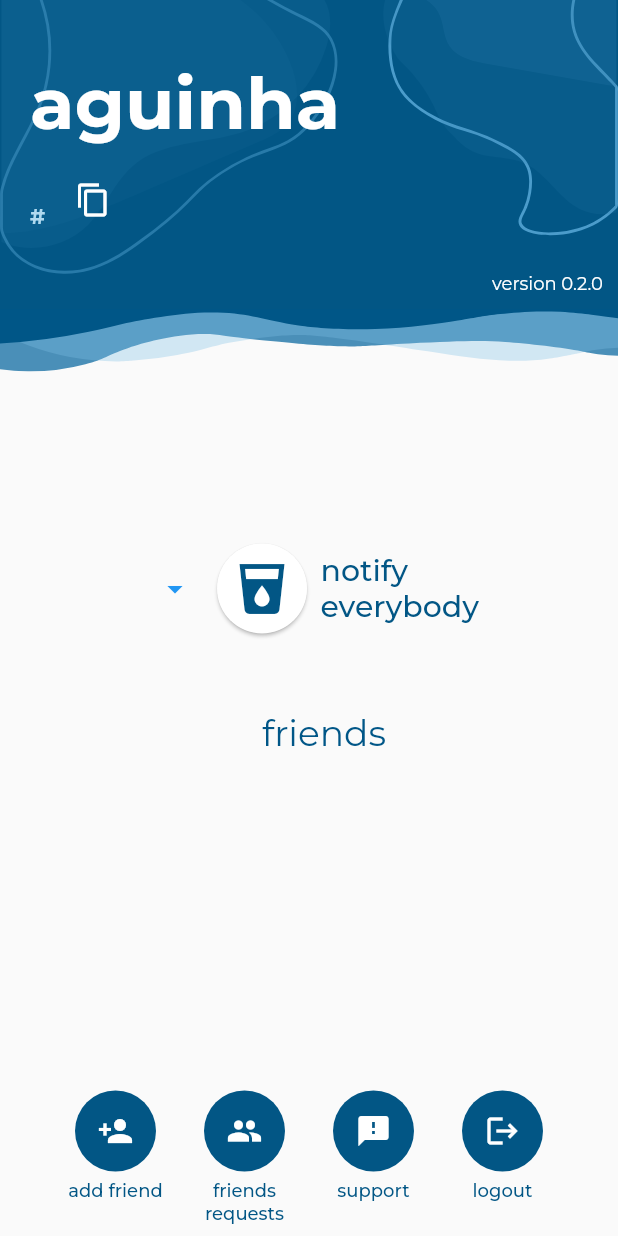
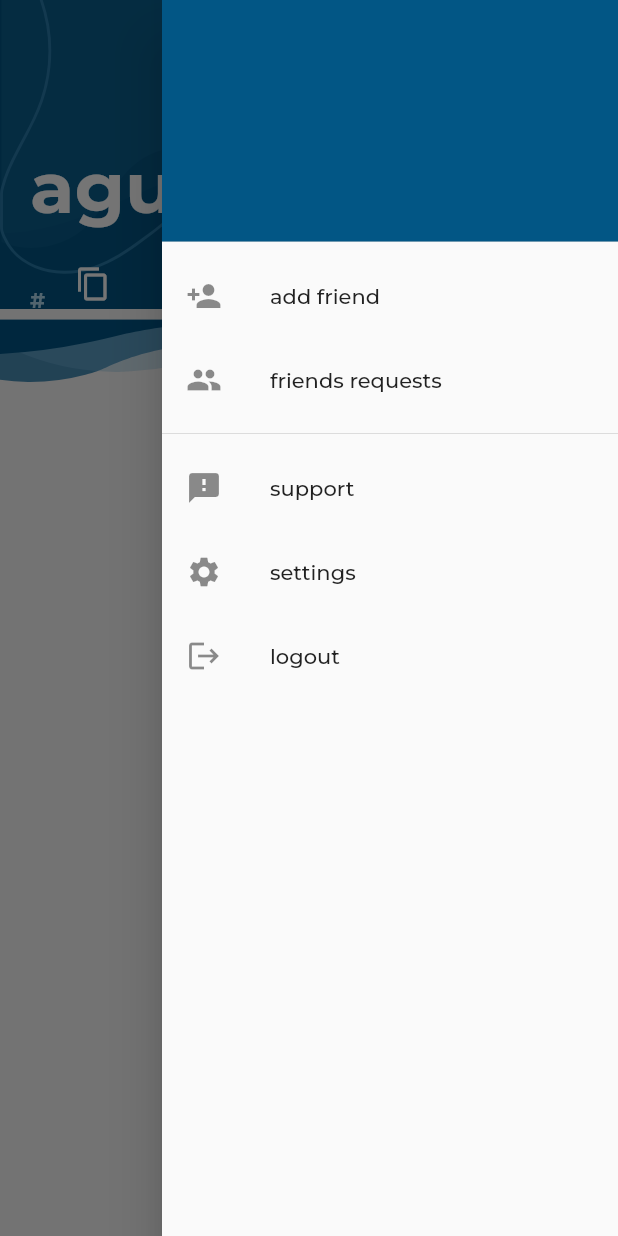
Before and after one commit to edionay/aguinha, a Flutter app: the screen it shows once a user with an empty profile is signed in, with the side drawer open (before the commit the screen has no drawer), on a phone screen of 412 x 824 dp. Run offline on Flutter 3.47's test engine with Material 2 defaults, Android fonts, the phone set to English and light mode, and no system bars; our stand-ins replace cloud_firestore, cloud_functions, firebase_auth, firebase_core, firebase_messaging, flutter_local_notifications and 6 more; accounts and stored records are empty; generated files the repository leaves out were written again.

Commit message:
Add a drawer to home

```diff
--- a/lib/screens/home_screen.dart
+++ b/lib/screens/home_screen.dart
@@ -7,6 +7,7 @@ import 'package:aguinha/constants.dart';
 import 'package:aguinha/provider.dart';
 import 'package:aguinha/screens/add_friend_screen.dart';
 import 'package:aguinha/screens/friends_screen.dart';
+import 'package:aguinha/screens/settings_screen.dart';
 import 'package:aguinha/ui/subtitle.dart';
 import 'package:aguinha/screens/username_screen.dart';
 import 'package:cloud_firestore/cloud_firestore.dart';
@@ -37,6 +38,18 @@ class _HomeScreenState extends State<HomeScreen> {
   late AguinhaUser currentUser;
   bool loadedUser = false;
 
+  void launchURL() async {
+    final _url =
+        'mailto:aguinha@edionay.com?subject=${AppLocalizations.of(context)!.supportMailTitle}&body=';
+    try {
+      await canLaunch(_url)
+          ? await launch(_url)
+          : throw 'Could not launch $_url';
+    } catch (error) {
+      print(error);
+    }
+  }
+
   @override
   void didChangeDependencies() {
     // TODO: implement didChangeDependencies
@@ -64,6 +77,90 @@ class _HomeScreenState extends State<HomeScreen> {
     final _size = MediaQuery.of(context).size;
 
     return Scaffold(
+      appBar: AppBar(
+        backgroundColor: Colors.transparent,
+        elevation: 0,
+      ),
+      extendBodyBehindAppBar: true,
+      endDrawer: Drawer(
+        // Add a ListView to the drawer. This ensures the user can scroll
+        // through the options in the drawer if there isn't enough vertical
+        // space to fit everything.
+        child: ListView(
+          // Important: Remove any padding from the ListView.
+          padding: EdgeInsets.zero,
+          children: [
+            DrawerHeader(
+              decoration: BoxDecoration(
+                color: kPrimaryColor,
+              ),
+              child: Column(
+                children: [],
+              ),
+            ),
+            ListTile(
+              leading: Icon(Icons.person_add),
+              title: Text(AppLocalizations.of(context)!.addFriend),
+              onTap: () {
+                Navigator.popAndPushNamed(context, AddUserScreen.id);
+              },
+            ),
+            ListTile(
+              leading: Icon(Icons.group),
+              title: Text(AppLocalizations.of(context)!.friendsRequests),
+              onTap: () {
+                Navigator.popAndPushNamed(context, FriendsScreen.id);
+              },
+            ),
+            Divider(),
+            ListTile(
+              leading: Icon(Icons.feedback),
+              title: Text(AppLocalizations.of(context)!.support),
+              onTap: () {
+                launchURL();
+              },
+            ),
+            ListTile(
+              leading: Icon(Icons.settings),
+              title: Text(AppLocalizations.of(context)!.settings),
+              onTap: () {
+                Navigator.popAndPushNamed(context, SettingsScreen.id);
+              },
+            ),
+            ListTile(
+              leading: Icon(Icons.logout),
+              title: Text(AppLocalizations.of(context)!.logout),
+              onTap: () {
+                showModalBottomSheet(
+                  context: context,
+                  builder: (context) {
+                    final provider = Provider.of<GoogleSignInProvider>(context,
+                        listen: false);
+                    provider
+                        .logout()
+                        .then((value) => Navigator.pop(context))
+                        .catchError((error) {
+                      Navigator.pop(context);
+                      final snackBar =
+                          SnackBar(content: Text(error.toString()));
+                      ScaffoldMessenger.of(context).showSnackBar(snackBar);
+                    });
+                    return Container(
+                      height: 100,
+                      color: kPrimaryColor,
+                      child: Center(
+                          child: Text(
+                        'saindo...',
+                        style: TextStyle(color: Colors.white),
+                      )),
+                    );
+                  },
+                );
+              },
+            ),
+          ],
+        ),
+      ),
       body: SingleChildScrollView(
         child: ConstrainedBox(
           constraints: BoxConstraints(
@@ -81,7 +178,6 @@ class _HomeScreenState extends State<HomeScreen> {
                   ),
                 ],
               ),
-              BottomMenuSection(),
             ],
           ),
         ),
```
